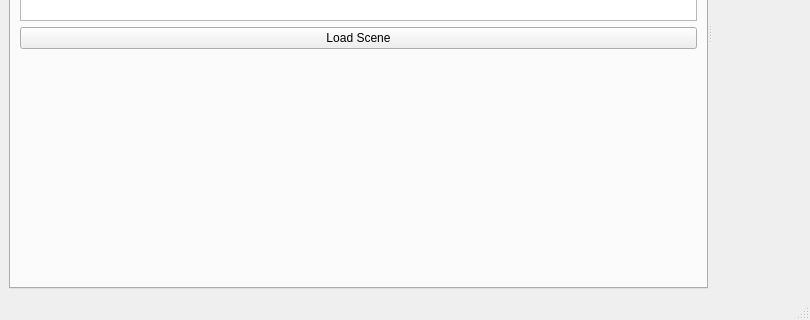
Old version of the form moveit_ros/benchmarks/benchmark_tool/src/ui/main_window.ui in the repository moveit/moveit; both pictures show x 0 to 810 and y 289 to 609 of the 810 by 609 pixel window.
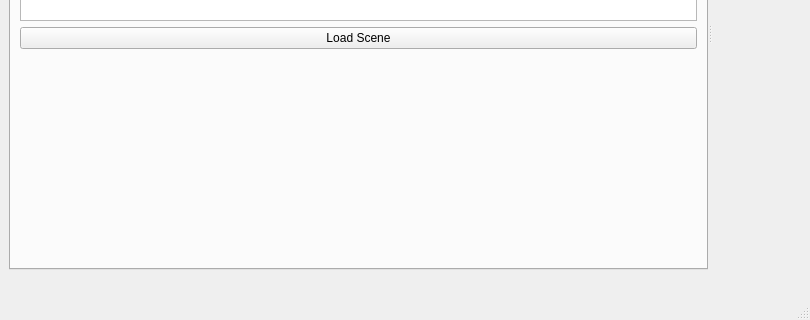
New version of the form.

Diff of the .ui file:
```diff
--- a/moveit_ros/benchmarks/benchmark_tool/src/ui/main_window.ui
+++ b/moveit_ros/benchmarks/benchmark_tool/src/ui/main_window.ui
@@ -150,25 +150,6 @@
             <item row="1" column="0">
              <widget class="QListWidget" name="planning_scene_list"/>
             </item>
-            <item row="4" column="0">
-             <widget class="QLabel" name="status_label">
-              <property name="sizePolicy">
-               <sizepolicy hsizetype="Preferred" vsizetype="Fixed">
-                <horstretch>0</horstretch>
-                <verstretch>0</verstretch>
-               </sizepolicy>
-              </property>
-              <property name="font">
-               <font>
-                <pointsize>8</pointsize>
-                <italic>true</italic>
-               </font>
-              </property>
-              <property name="text">
-               <string/>
-              </property>
-             </widget>
-            </item>
            </layout>
           </widget>
           <widget class="QWidget" name="goal_poses_and_states">
@@ -476,6 +457,25 @@
           </widget>
          </widget>
         </item>
+        <item>
+         <widget class="QLabel" name="status_label">
+          <property name="sizePolicy">
+           <sizepolicy hsizetype="Preferred" vsizetype="Fixed">
+            <horstretch>0</horstretch>
+            <verstretch>0</verstretch>
+           </sizepolicy>
+          </property>
+          <property name="font">
+           <font>
+            <pointsize>8</pointsize>
+            <italic>true</italic>
+           </font>
+          </property>
+          <property name="text">
+           <string/>
+          </property>
+         </widget>
+        </item>
        </layout>
       </widget>
       <widget class="QWidget" name="verticalLayoutWidget_2">
```
